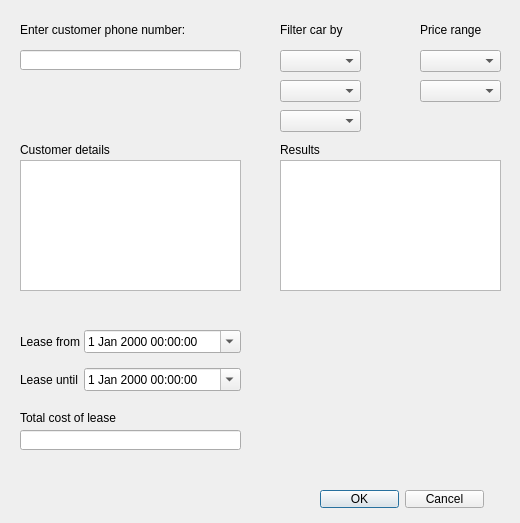
The window that src/LeaseDialog.ui (Blodroed/RustyRides) describes before a commit, drawn with Qt 5.
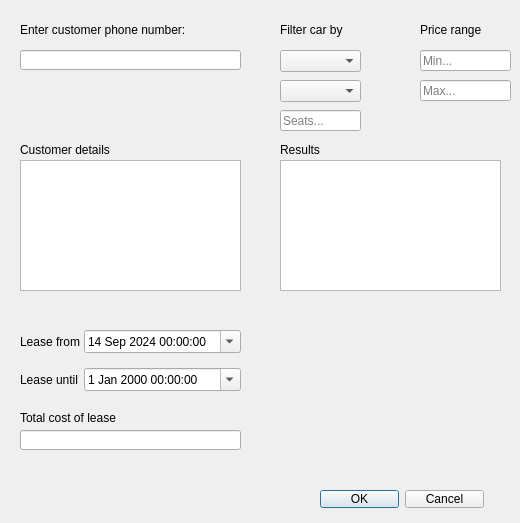
The same window after the commit.

The edit to the form file:
```diff
--- a/src/LeaseDialog.ui
+++ b/src/LeaseDialog.ui
@@ -47,19 +47,31 @@
    <property name="placeholderText">
     <string>Fuel type</string>
    </property>
-  </widget>
-  <widget class="QComboBox" name="SeatsFilter">
-   <property name="geometry">
-    <rect>
-     <x>280</x>
-     <y>110</y>
-     <width>81</width>
-     <height>22</height>
-    </rect>
-   </property>
-   <property name="placeholderText">
-    <string>Seats</string>
-   </property>
+   <item>
+    <property name="text">
+     <string>Diesel</string>
+    </property>
+   </item>
+   <item>
+    <property name="text">
+     <string>Gasoline</string>
+    </property>
+   </item>
+   <item>
+    <property name="text">
+     <string>Hybrid</string>
+    </property>
+   </item>
+   <item>
+    <property name="text">
+     <string>Plugin-Hybrid</string>
+    </property>
+   </item>
+   <item>
+    <property name="text">
+     <string>Electric</string>
+    </property>
+   </item>
   </widget>
   <widget class="QTableView" name="tableView">
    <property name="geometry">
@@ -168,7 +180,7 @@
      <x>20</x>
      <y>330</y>
      <width>221</width>
-     <height>61</height>
+     <height>75</height>
     </rect>
    </property>
    <layout class="QFormLayout" name="formLayout">
@@ -187,6 +199,16 @@
     </item>
     <item row="0" column="1">
      <widget class="QDateTimeEdit" name="leaseFromDateTimeEdit">
+      <property name="minimumDateTime">
+       <datetime>
+        <hour>0</hour>
+        <minute>0</minute>
+        <second>0</second>
+        <year>2024</year>
+        <month>9</month>
+        <day>14</day>
+       </datetime>
+      </property>
       <property name="calendarPopup">
        <bool>true</bool>
       </property>
@@ -244,30 +266,49 @@
     <string>Price range</string>
    </property>
   </widget>
-  <widget class="QComboBox" name="comboBox">
+  <widget class="QLineEdit" name="MinPrice">
    <property name="geometry">
     <rect>
      <x>420</x>
      <y>50</y>
-     <width>81</width>
-     <height>22</height>
+     <width>91</width>
+     <height>21</height>
     </rect>
    </property>
+   <property name="text">
+    <string/>
+   </property>
    <property name="placeholderText">
-    <string>Minimum</string>
+    <string>Min...</string>
    </property>
   </widget>
-  <widget class="QComboBox" name="comboBox_2">
+  <widget class="QLineEdit" name="MaxPrice">
    <property name="geometry">
     <rect>
      <x>420</x>
      <y>80</y>
+     <width>91</width>
+     <height>21</height>
+    </rect>
+   </property>
+   <property name="text">
+    <string/>
+   </property>
+   <property name="placeholderText">
+    <string>Max...</string>
+   </property>
+  </widget>
+  <widget class="QLineEdit" name="SeatCapacityFilter">
+   <property name="geometry">
+    <rect>
+     <x>280</x>
+     <y>110</y>
      <width>81</width>
-     <height>22</height>
+     <height>21</height>
     </rect>
    </property>
    <property name="placeholderText">
-    <string>Maximum</string>
+    <string>Seats...</string>
    </property>
   </widget>
  </widget>
```
Left out of the diff: 90 changed lines with no effect on the pictures.
